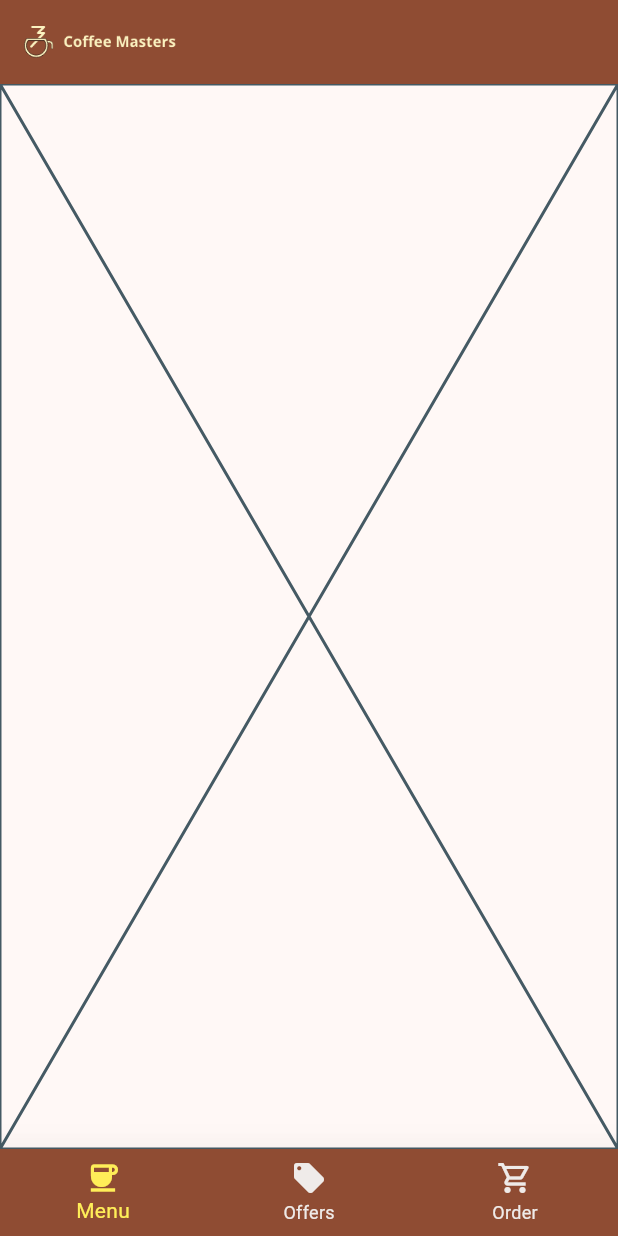
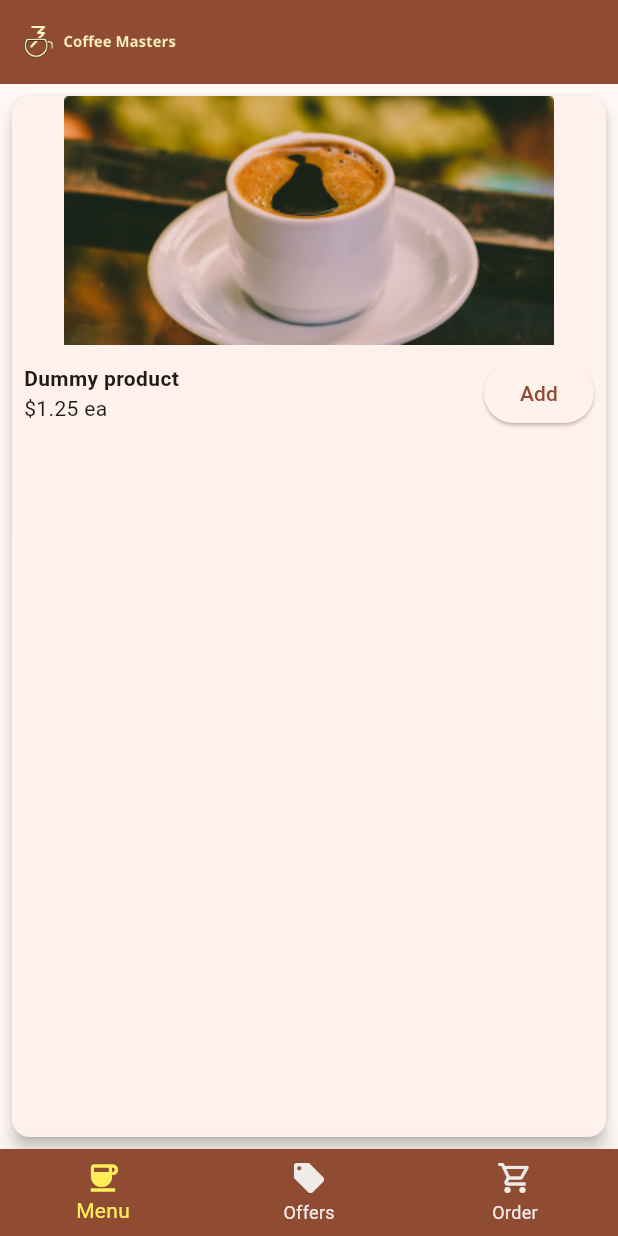
Before and after one commit to siw-ss/coffee_masters_flutter_app, a Flutter app: the screen it shows after launch, on a phone screen of 412 x 824 dp. Run offline on Flutter 3.47's test engine with Material 3 defaults, Android fonts, the phone set to English and light mode, and no system bars.

Commit message:
One dummydata card added

```diff
--- a/lib/pages/menupage.dart
+++ b/lib/pages/menupage.dart
@@ -1,3 +1,4 @@
+import 'package:coffee_masters/models/datamodel.dart';
 import 'package:flutter/material.dart';
 
 class MenuPage extends StatelessWidget {
@@ -5,6 +6,52 @@ class MenuPage extends StatelessWidget {
 
   @override
   Widget build(BuildContext context) {
-    return const Placeholder();
+    var p = Product(id: 1, name: "Dummy product", price: 1.25, image: "");
+    return MenuItem(product: p, onAdd: ()=>{},);
   }
 }
+
+class MenuItem extends StatelessWidget {
+  final Product product;
+  final Function onAdd;
+  const MenuItem({Key? key, required this.product, required this.onAdd})
+      : super(key: key);
+
+  @override
+  Widget build(BuildContext context) {
+    return Container(
+      padding: const EdgeInsets.all(4.0),
+      child: Card(
+        elevation: 4,
+        child: Column(
+          children: [
+            Image.asset("images/black_coffee.png"),
+            Padding(
+              padding: const EdgeInsets.all(8.0),
+              child: Row(
+                mainAxisAlignment: MainAxisAlignment.spaceBetween,
+                children: [
+                  Column(
+                    crossAxisAlignment: CrossAxisAlignment.start,
+                    children: [
+                      SelectableText(
+                        product.name,
+                        style: const TextStyle(fontWeight: FontWeight.bold),
+                      ),
+                      Text("\$${product.price.toStringAsFixed(2)} ea"),
+                    ],
+                  ),
+                  ElevatedButton(
+                      onPressed: () {
+                        onAdd(product);
+                      },
+                      child: const Text("Add"))
+                ],
+              ),
+            ),
+          ],
+        ),
+      ),
+    );
+  }
+}
```
